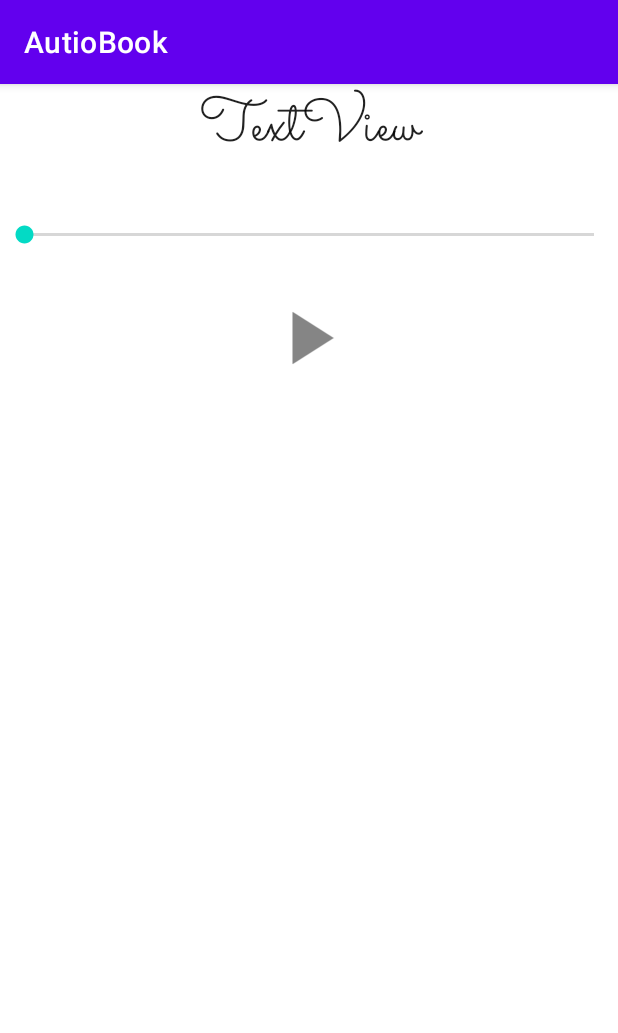
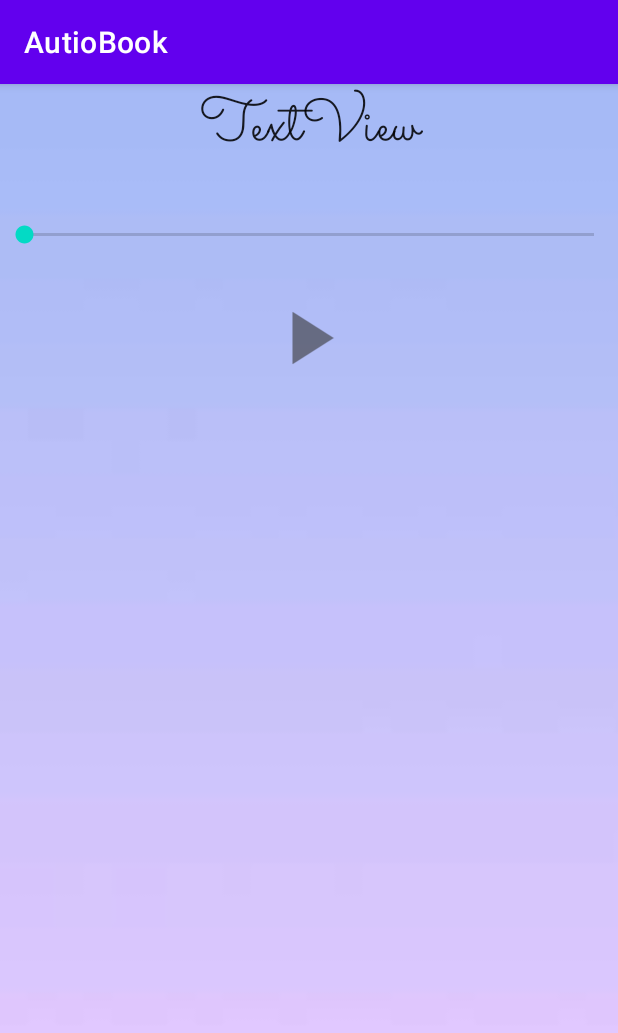
Before and after one commit to Autiobook/Autiobook, an Android app: the DetailActivity screen opened directly, with no data from a screen before it, on a phone screen of 412 x 824 dp. Shown: the top 1033 px of the screen. Run offline under Robolectric (Android 15) with nearby library versions, the phone set to English and light mode, and no system bars; libraries missing offline, so code that uses them is left out: org.parceler; 3 statements that could not run were skipped.

Commit message:
coloring background

```diff
--- a/app/src/main/res/layout/activity_detail.xml
+++ b/app/src/main/res/layout/activity_detail.xml
@@ -1,9 +1,10 @@
 <?xml version="1.0" encoding="utf-8"?>
-<RelativeLayout xmlns:app="http://schemas.android.com/apk/res-auto"
+<RelativeLayout xmlns:android="http://schemas.android.com/apk/res/android"
+    xmlns:app="http://schemas.android.com/apk/res-auto"
     xmlns:tools="http://schemas.android.com/tools"
-    xmlns:android="http://schemas.android.com/apk/res/android"
     android:layout_width="match_parent"
     android:layout_height="match_parent"
+    android:background="@drawable/images"
     android:orientation="vertical">
 
 
--- a/app/src/main/res/layout/audio_book.xml
+++ b/app/src/main/res/layout/audio_book.xml
@@ -10,6 +10,7 @@
         android:id="@+id/tvName"
         android:layout_width="match_parent"
         android:layout_height="wrap_content"
+        android:background="#BABFF8"
         android:fontFamily="@font/sacramento"
         android:includeFontPadding="false"
         android:padding="10dp"
--- a/app/src/main/res/layout/fragment_create_audiobook.xml
+++ b/app/src/main/res/layout/fragment_create_audiobook.xml
@@ -3,6 +3,7 @@
     xmlns:tools="http://schemas.android.com/tools"
     android:layout_width="match_parent"
     android:layout_height="match_parent"
+    android:background="@drawable/images"
     android:gravity="center|top"
     android:orientation="vertical"
     tools:context=".CreateAudiobook">
@@ -27,6 +28,7 @@
     <ScrollView
         android:layout_width="match_parent"
         android:layout_height="400dp">
+
         <TextView
             android:id="@+id/tvPreview"
             android:layout_width="match_parent"
```
Lines whose indentation alone changed are shown as unchanged.
